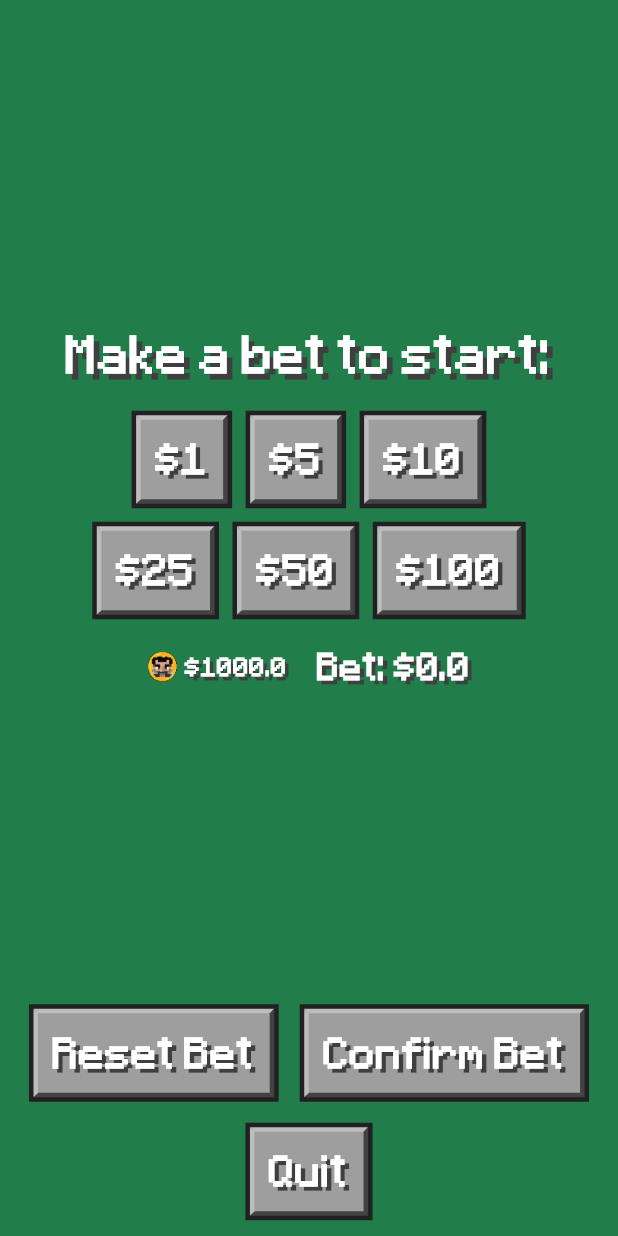
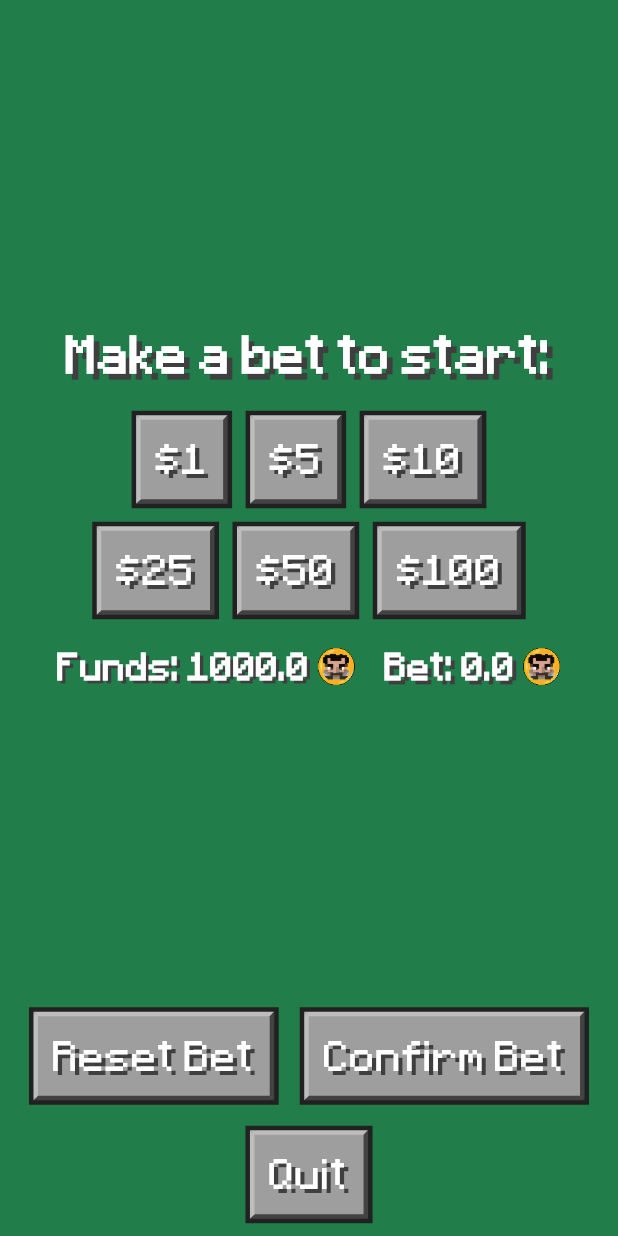
Before and after one commit to hdaren2/JackBlack, a Flutter app: the GamePage screen opened directly, on a phone screen of 412 x 824 dp. Run offline on Flutter 3.47's test engine with Material 3 defaults, Android fonts, the phone set to English and light mode, and no system bars; our stand-ins replace supabase_flutter; missing offline and left inert: flutter_webrtc; accounts and stored records are empty.

Commit message:
Adjusted UI to be uniform

```diff
--- a/jackblack/lib/game.dart
+++ b/jackblack/lib/game.dart
@@ -310,16 +310,10 @@ class _GamePageState extends State<GamePage> {
               children: [
                 Row(
                   children: [
-                    Image.asset(
-                      'assets/Screenshot 2025-04-23 at 4.03.13 PM-1.png.png',
-                      width: 20,
-                      height: 20,
-                    ),
-                    SizedBox(width: 5),
                     Text(
-                      "\$${player.funds}",
+                      "Funds: ${player.funds}",
                       style: TextStyle(
-                        fontSize: 14,
+                        fontSize: 20,
                         fontWeight: FontWeight.bold,
                         color: Colors.white,
                         fontFamily: 'Minecraft',
@@ -332,10 +326,16 @@ class _GamePageState extends State<GamePage> {
                         ],
                       ),
                     ),
+                    SizedBox(width: 5),
+                    Image.asset(
+                      'assets/Screenshot 2025-04-23 at 4.03.13 PM-1.png.png',
+                      width: 25,
+                      height: 25,
+                    ),
                   ],
                 ),
                 SizedBox(width: 20),
-                Text("Bet: \$$initialBet",
+                Text("Bet: $initialBet",
                   style: TextStyle(
                     fontSize: 20,
                     fontWeight: FontWeight.bold,
@@ -343,6 +343,12 @@ class _GamePageState extends State<GamePage> {
                     fontFamily: 'Minecraft',
                     shadows: [Shadow(offset: Offset(2.9,3.1), blurRadius: 0, color: Color.fromRGBO(63,63,63,1))]
                   ),
+                ),
+                SizedBox(width: 5),
+                Image.asset(
+                  'assets/Screenshot 2025-04-23 at 4.03.13 PM-1.png.png',
+                  width: 25,
+                  height: 25,
                 ),
               ],
             ),
@@ -358,7 +364,6 @@ class _GamePageState extends State<GamePage> {
             "Dealer",
             style: TextStyle(
               fontSize: 14,
-              fontWeight: FontWeight.bold,
               color: Colors.white,
               fontFamily: 'Minecraft',
               shadows: [
@@ -394,7 +399,6 @@ class _GamePageState extends State<GamePage> {
           SizedBox(height: 25),
           Text("Player",  style: TextStyle(
               fontSize: 14,
-              fontWeight: FontWeight.bold,
               color: Colors.white,
               fontFamily: 'Minecraft',
               shadows: [Shadow(offset:Offset(2.4, 2.4), blurRadius: 0, color: Color.fromRGBO(63, 63, 63, 1))]
@@ -407,6 +411,7 @@ class _GamePageState extends State<GamePage> {
               color: Color.fromRGBO(23, 107, 61, 1),
               borderRadius: BorderRadius.circular(12),
             ),
+            child: IntrinsicWidth(
               child: MultiHandCardRow(
                 maxWidth: (MediaQuery.sizeOf(context).width - 12 * 2),
                 Hands: player.hands.map((group) {
@@ -415,6 +420,7 @@ class _GamePageState extends State<GamePage> {
                   }).toList();
                 }).toList(),
               ),
+            )
             // Wrap(
             //   spacing: 8,
             //   runSpacing: 8,
@@ -444,7 +450,6 @@ class _GamePageState extends State<GamePage> {
                   child: Text("Sum: ${player.hands[index ~/ 2].sum}",
                           style: TextStyle(
                             fontSize: 14,
-                            fontWeight: FontWeight.bold,
                             color: Colors.white,
                             fontFamily: 'Minecraft',
                             shadows: [Shadow(offset: Offset(3, 2.7), blurRadius: 0, color: Color.fromRGBO(63, 63, 63, 1))]
@@ -466,7 +471,20 @@ class _GamePageState extends State<GamePage> {
       return Column(
         mainAxisAlignment: MainAxisAlignment.center,
         children: [
-          Text(betMessage),
+          Text(betMessage,
+            style: TextStyle(
+              fontSize: 18,
+              color: Colors.white,
+              fontFamily: 'Minecraft',
+              shadows: [
+                Shadow(
+                  offset: Offset(2.4, 2.4),
+                  blurRadius: 0,
+                  color: Color.fromRGBO(63, 63, 63, 1),
+                ),
+              ],
+            ),
+          ),
           SizedBox(height: 20),
           Row(
             mainAxisAlignment: MainAxisAlignment.center,
@@ -506,7 +524,6 @@ class _GamePageState extends State<GamePage> {
             "Leave game?",
             style: TextStyle(
               fontSize: 28,
-              fontWeight: FontWeight.bold,
               color: Colors.white,
               fontFamily: 'Minecraft',
               shadows: [
@@ -558,8 +575,7 @@ class _GamePageState extends State<GamePage> {
                     child: Text(player.hands[index ~/ 2].handResult,
                             textAlign: TextAlign.center,
                             style: TextStyle(
-                              fontSize: 15,
-                              fontWeight: FontWeight.bold,
+                              fontSize: 24,
                               color: Colors.white,
                               fontFamily: 'Minecraft',
                               shadows: [Shadow(offset: Offset(3, 2.7), blurRadius: 0, color: Color.fromRGBO(63, 63, 63, 1))]
@@ -695,16 +711,10 @@ class _GamePageState extends State<GamePage> {
             children: [
               Row(
                 children: [
-                  Image.asset(
-                    'assets/Screenshot 2025-04-23 at 4.03.13 PM-1.png.png',
-                    width: 20,
-                    height: 20,
-                  ),
-                  SizedBox(width: 5),
                   Text(
-                    "\$${player.funds}",
+                    "Funds: ${player.funds}",
                     style: TextStyle(
-                      fontSize: 14,
+                      fontSize: 20,
                       fontWeight: FontWeight.bold,
                       color: Colors.white,
                       fontFamily: 'Minecraft',
@@ -717,11 +727,19 @@ class _GamePageState extends State<GamePage> {
                       ],
                     ),
                   ),
+                  SizedBox(width: 5),
+                  Image.asset(
+                    'assets/Screenshot 2025-04-23 at 4.03.13 PM-1.png.png',
+                    width: 25,
+                    height: 25,
+                  ),
                 ],
               ),
-              Text(roundOver ? "" : "Bet: \$${curHand.bet}",
+              Row(
+                children: [
+                  Text(roundOver ? "" : "Bet: ${curHand.bet}",
                     style: TextStyle(
-                  fontSize: 14,
+                      fontSize: 20,
                       fontWeight: FontWeight.bold,
                       color: Colors.white,
                       fontFamily: 'Minecraft',
@@ -734,6 +752,14 @@ class _GamePageState extends State<GamePage> {
                       ],
                     ),
                   ),
+                  SizedBox(width: 5),
+                  Image.asset(
+                    'assets/Screenshot 2025-04-23 at 4.03.13 PM-1.png.png',
+                    width: 25,
+                    height: 25,
+                  ),
+                ],
+              ),
             ],
           ),
         ),
--- a/jackblack/lib/gameplay_instructions.dart
+++ b/jackblack/lib/gameplay_instructions.dart
@@ -82,7 +82,7 @@ class GameplayInstructions extends StatelessWidget {
                   ),
                   SizedBox(height: 16),
                   Text(
-                    'How Betting works',
+                    'How Betting Works',
                     style: TextStyle(
                       fontFamily: 'Minecraft',
                       fontSize: 24,
@@ -120,9 +120,8 @@ class GameplayInstructions extends StatelessWidget {
             ),
             const SizedBox(height: 20),
             CustomButton(
-              text: "Back to Title",
+              text: "Back",
               fontSize: 20,
-              width: 270, // Set the same width as the previous button
               onPressed: () {
                 Navigator.pop(context);
               },
--- a/jackblack/lib/modepage.dart
+++ b/jackblack/lib/modepage.dart
@@ -144,7 +144,7 @@ class _ModePageState extends State<ModePage> {
             ),
             const SizedBox(height: 25),
             CustomButton(
-              text: "Open Rooms",
+              text: "Host/Join Game",
               width: 302,
               onPressed: () {
                 Navigator.push(
--- a/jackblack/lib/titlepage.dart
+++ b/jackblack/lib/titlepage.dart
@@ -125,9 +125,9 @@ class _TitlePageState extends State<TitlePage> {
                 const SizedBox(height: 20),
                 CustomButton(
                   text: "Log Out",
-                  fontSize: 16, // Set the font size to 16
+                  fontSize: 23,
+                  width: 200,
                   onPressed: () {
-                    // Add your logout logic here
                     AuthService().logOut();
                     Navigator.pop(context);
                   },
--- a/jackblack/lib/widgets/custom_button.dart
+++ b/jackblack/lib/widgets/custom_button.dart
@@ -101,7 +101,6 @@ class _CustomButtonState extends State<CustomButton> {
                 fontSize: widget.fontSize,
                 color: Colors.white,
                 fontFamily: 'Minecraft',
-                fontWeight: FontWeight.bold,
                 shadows: [
                   Shadow(
                     offset: widget.shadowOffset,
```
Also changed, not shown: jackblack/lib/rooms/room_selection.dart (+24 -3 lines), jackblack/lib/users/register_page.dart (+37 -32 lines). Lines whose indentation alone changed are shown as unchanged.
